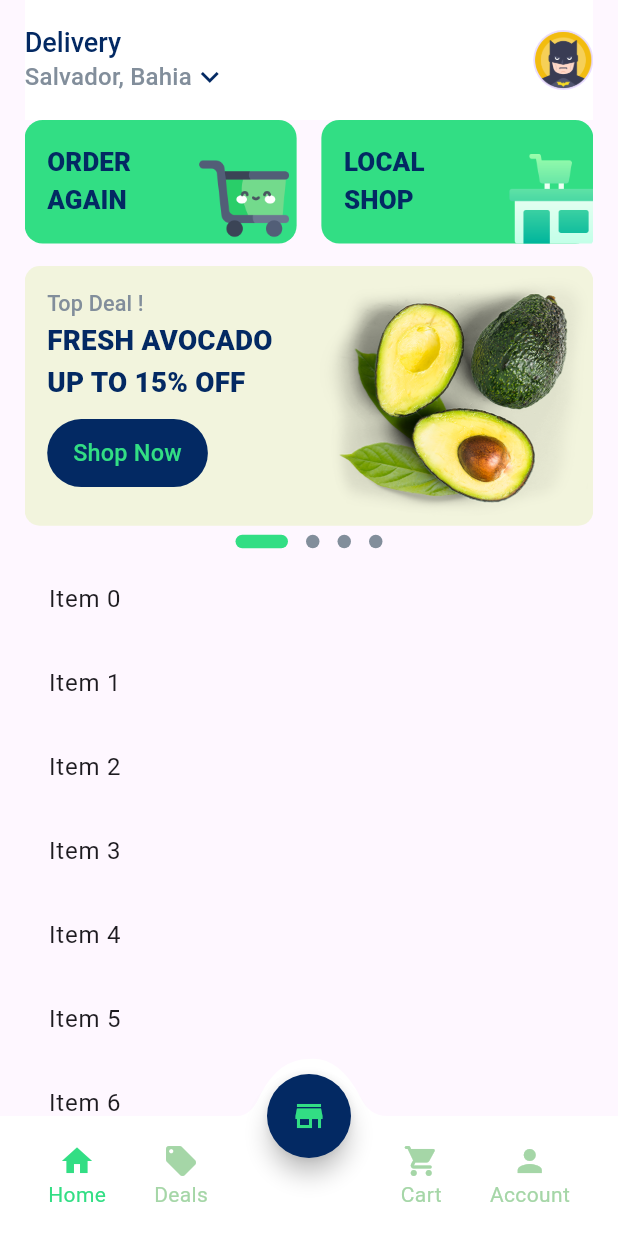
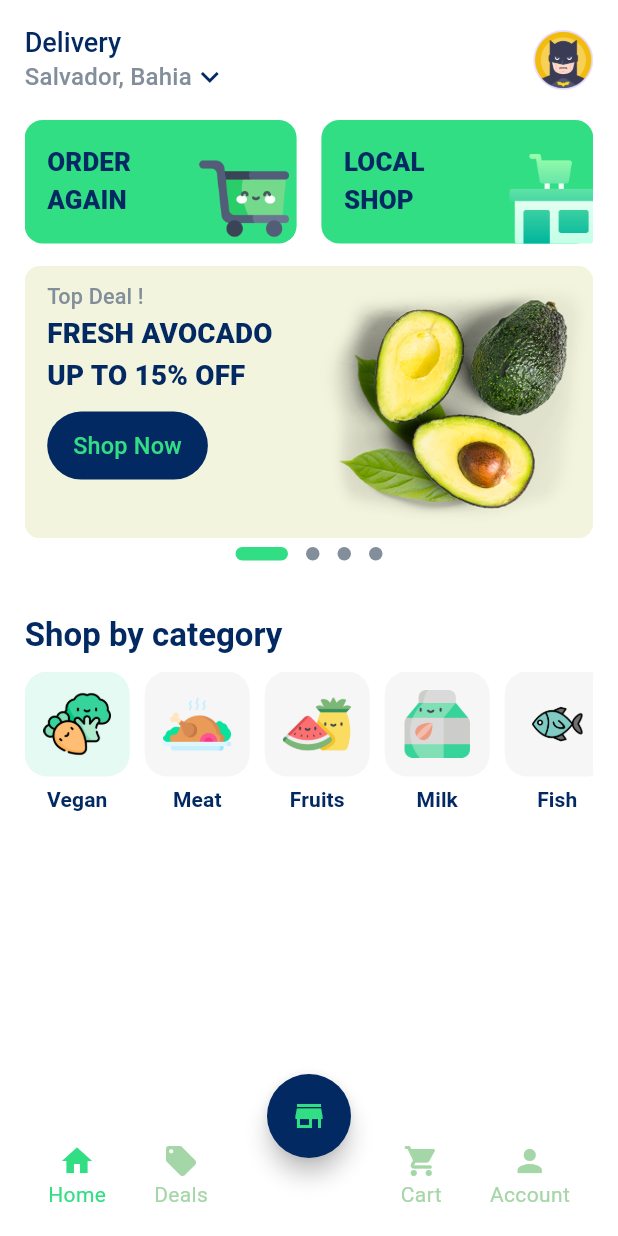
Before and after one commit to caio-deiro/bento_layout_challenger, a Flutter app: the screen it shows after launch, on a phone screen of 412 x 824 dp. Run offline on Flutter 3.47's test engine with Material 3 defaults, Android fonts, the phone set to English and light mode, and no system bars; drawn by our look-alikes of carousel_slider, dots_indicator.

Commit message:
shop by category done

```diff
--- a/lib/src/app/core/constants/app_colors.dart
+++ b/lib/src/app/core/constants/app_colors.dart
@@ -13,6 +13,9 @@ class AppColors {
 
   /// Green tertiary color
   static const greenTertiary = Color(0xFFF2F4DD);
+
+  /// Green Quartiary color
+  static const greenQuartiary = Color(0xFFE5FAF2);
 
   /// Blue primary color
   static const bluePrimary = Color(0xFF032963);
@@ -31,4 +34,7 @@ class AppColors {
 
   /// Orange primary color
   static const orangePrimary = Color(0xFFF1B04C);
+
+  /// Grey primary color
+  static const greyPrimary = Color(0xFFF6F6F6);
 }
--- /dev/null
+++ b/lib/src/app/core/models/category_item_model.dart
@@ -0,0 +1,20 @@
+import 'dart:ui';
+
+/// Model responsable for store the category item data
+class CategoryItemModel {
+  /// Class Contructor
+  CategoryItemModel({
+    required this.categoryName,
+    required this.categoryImage,
+    required this.categoryColor,
+  });
+
+  /// Category name of the category item
+  final String categoryName;
+
+  /// Image path of the category item
+  final String categoryImage;
+
+  /// Background color of the category item
+  final Color categoryColor;
+}
--- /dev/null
+++ b/lib/src/app/home/controller/home_controller.dart
@@ -0,0 +1,16 @@
+import 'package:bento_layout_challenger/src/app/core/models/category_item_model.dart';
+import 'package:bento_layout_challenger/src/app/home/database/home_database.dart';
+
+/// Controller responsable data management of home page
+class HomeController {
+  /// Instance of HomeDatabase
+  final homeDatabase = HomeDatabase();
+
+  /// List of categories to be displayed
+  List<CategoryItemModel> homeCategoryList = [];
+
+  /// Method responsable for get the categories
+  void getCategories() {
+    homeCategoryList = homeDatabase.getCategories();
+  }
+}
--- /dev/null
+++ b/lib/src/app/home/database/home_database.dart
@@ -0,0 +1,41 @@
+import 'package:bento_layout_challenger/src/app/core/constants/app_colors.dart';
+import 'package:bento_layout_challenger/src/app/core/models/category_item_model.dart';
+
+/// Class responsable for retrieve the categories
+class HomeDatabase {
+  /// Method responsable for retrieve the categories
+  List<CategoryItemModel> getCategories() {
+    return [
+      CategoryItemModel(
+        categoryName: 'Vegan',
+        categoryImage: 'assets/images/category_vegan_image.png',
+        categoryColor: AppColors.greenQuartiary,
+      ),
+      CategoryItemModel(
+        categoryName: 'Meat',
+        categoryImage: 'assets/images/category_meat_image.png',
+        categoryColor: AppColors.greyPrimary,
+      ),
+      CategoryItemModel(
+        categoryName: 'Fruits',
+        categoryImage: 'assets/images/category_fruits_image.png',
+        categoryColor: AppColors.greyPrimary,
+      ),
+      CategoryItemModel(
+        categoryName: 'Milk',
+        categoryImage: 'assets/images/category_milk_image.png',
+        categoryColor: AppColors.greyPrimary,
+      ),
+      CategoryItemModel(
+        categoryName: 'Fish',
+        categoryImage: 'assets/images/category_fish_image.png',
+        categoryColor: AppColors.greyPrimary,
+      ),
+      CategoryItemModel(
+        categoryName: 'Drinks',
+        categoryImage: 'assets/images/category_drink_image.png',
+        categoryColor: AppColors.greyPrimary,
+      ),
+    ];
+  }
+}
--- a/lib/src/app/home/pages/home_page.dart
+++ b/lib/src/app/home/pages/home_page.dart
@@ -1,19 +1,60 @@
 import 'package:bento_layout_challenger/src/app/core/constants/app_colors.dart';
 import 'package:bento_layout_challenger/src/app/core/services/paint/bottom_sheet_custom_painter.dart';
+import 'package:bento_layout_challenger/src/app/home/controller/home_controller.dart';
 import 'package:bento_layout_challenger/src/app/home/widgets/app_bottombar_widget.dart';
 import 'package:bento_layout_challenger/src/app/home/widgets/home_carousel_widget.dart';
+import 'package:bento_layout_challenger/src/app/home/widgets/home_category_section_widget.dart';
 import 'package:bento_layout_challenger/src/app/home/widgets/home_green_card_section_widget.dart';
 import 'package:bento_layout_challenger/src/app/home/widgets/home_header_widget.dart';
 import 'package:flutter/material.dart';
 
 /// HomePage Class
-class HomePage extends StatelessWidget {
+class HomePage extends StatefulWidget {
   /// HomePage Constructor
   const HomePage({super.key});
 
   @override
+  State<HomePage> createState() => _HomePageState();
+}
+
+class _HomePageState extends State<HomePage> {
+  final homeController = HomeController();
+
+  @override
+  void initState() {
+    super.initState();
+    homeController.getCategories();
+  }
+
+  @override
   Widget build(BuildContext context) {
     return Scaffold(
+      backgroundColor: AppColors.whitePrimary,
+      body: Padding(
+        padding: EdgeInsets.symmetric(
+          horizontal: MediaQuery.of(context).size.width * 0.04,
+        ),
+        child: CustomScrollView(
+          slivers: <Widget>[
+            const HomeHeaderWidget(),
+            const HomeGreenCardSectionWidget(),
+            const HomeCarouselWidget(),
+            HomeCategorySectionWidget(
+              categoryItems: homeController.homeCategoryList,
+            ),
+            // SliverList(
+            //   delegate: SliverChildBuilderDelegate(
+            //     (BuildContext context, int index) {
+            //       return ListTile(
+            //         title: Text('Item $index'),
+            //       );
+            //     },
+            //     childCount: 100,
+            //   ),
+            // ),
+          ],
+        ),
+      ),
       floatingActionButton: FloatingActionButton(
         shape: const RoundedRectangleBorder(
           borderRadius: BorderRadius.all(Radius.circular(50)),
@@ -27,28 +68,6 @@ class HomePage extends StatelessWidget {
         painter: BottomSheetCustomPainterService(),
         child: const AppBottombarWidget(),
       ),
-      body: Padding(
-        padding: EdgeInsets.symmetric(
-          horizontal: MediaQuery.of(context).size.width * 0.04,
-        ),
-        child: CustomScrollView(
-          slivers: <Widget>[
-            const HomeHeaderWidget(),
-            const HomeGreenCardSectionWidget(),
-            const HomeCarouselWidget(),
-            SliverList(
-              delegate: SliverChildBuilderDelegate(
-                (BuildContext context, int index) {
-                  return ListTile(
-                    title: Text('Item $index'),
-                  );
-                },
-                childCount: 100,
-              ),
-            ),
-          ],
-        ),
-      ),
     );
   }
 }
--- a/lib/src/app/home/widgets/home_carousel_item_widget.dart
+++ b/lib/src/app/home/widgets/home_carousel_item_widget.dart
@@ -80,7 +80,7 @@ class _HomeCarouselItemWidgetState extends State<HomeCarouselItemWidget> {
         children: [
           Expanded(
             child: Padding(
-              padding: const EdgeInsets.only(left: 15, bottom: 10, top: 15),
+              padding: const EdgeInsets.only(left: 15, bottom: 10, top: 10),
               child: Column(
                 crossAxisAlignment: CrossAxisAlignment.start,
                 children: [
--- a/lib/src/app/home/widgets/home_carousel_widget.dart
+++ b/lib/src/app/home/widgets/home_carousel_widget.dart
@@ -41,7 +41,7 @@ class _HomeCarouselWidgetState extends State<HomeCarouselWidget> {
         children: [
           ConstrainedBox(
             constraints: BoxConstraints(
-              maxHeight: MediaQuery.of(context).size.height * 0.21,
+              maxHeight: MediaQuery.of(context).size.height * 0.22,
             ),
             child: CarouselSlider(
               items: const [
@@ -83,6 +83,7 @@ class _HomeCarouselWidgetState extends State<HomeCarouselWidget> {
               ),
             ),
           ),
+          const SizedBox(height: 30),
         ],
       ),
     );
--- /dev/null
+++ b/lib/src/app/home/widgets/home_category_section_widget.dart
@@ -0,0 +1,52 @@
+import 'package:bento_layout_challenger/src/app/core/constants/app_colors.dart';
+import 'package:bento_layout_challenger/src/app/core/models/category_item_model.dart';
+import 'package:bento_layout_challenger/src/app/home/widgets/home_item_category_widget.dart';
+import 'package:flutter/material.dart';
+
+/// Widget responsable for display the category section
+class HomeCategorySectionWidget extends StatelessWidget {
+  /// Class Contructor
+  const HomeCategorySectionWidget({
+    required this.categoryItems,
+    super.key,
+  });
+
+  /// List of categories to be displayed
+  final List<CategoryItemModel> categoryItems;
+
+  @override
+  Widget build(BuildContext context) {
+    return SliverToBoxAdapter(
+      child: Column(
+        crossAxisAlignment: CrossAxisAlignment.start,
+        children: [
+          Text(
+            'Shop by category',
+            style: Theme.of(context).textTheme.titleLarge?.copyWith(
+                  color: AppColors.bluePrimary,
+                  fontWeight: FontWeight.bold,
+                ),
+          ),
+          const SizedBox(height: 10),
+          SizedBox(
+            height: 100,
+            child: ListView.separated(
+              separatorBuilder: (context, index) => const SizedBox(width: 10),
+              itemCount: categoryItems.length,
+              scrollDirection: Axis.horizontal,
+              physics: const BouncingScrollPhysics(),
+              itemBuilder: (context, index) {
+                final item = categoryItems[index];
+                return HomeItemCategoryWidget(
+                  bacKgroundColor: item.categoryColor,
+                  imagePath: item.categoryImage,
+                  categoryName: item.categoryName,
+                );
+              },
+            ),
+          ),
+        ],
+      ),
+    );
+  }
+}
--- a/lib/src/app/home/widgets/home_green_card_widget.dart
+++ b/lib/src/app/home/widgets/home_green_card_widget.dart
@@ -41,15 +41,17 @@ class HomeGreenCardWidget extends StatelessWidget {
       ),
       child: Stack(
         children: [
-          Positioned(
-            left: 15,
-            top: 16,
+          Align(
+            alignment: Alignment.centerLeft,
+            child: Padding(
+              padding: const EdgeInsets.only(left: 15),
               child: Text(
                 '$firstText\n$secondText',
                 style: Theme.of(context).textTheme.labelLarge?.copyWith(
                       color: AppColors.bluePrimary,
                       fontWeight: FontWeight.w900,
                       fontSize: MediaQuery.of(context).size.width * 0.042,
+                    ),
               ),
             ),
           ),
--- /dev/null
+++ b/lib/src/app/home/widgets/home_item_category_widget.dart
@@ -0,0 +1,52 @@
+import 'package:bento_layout_challenger/src/app/core/constants/app_colors.dart';
+import 'package:flutter/material.dart';
+
+/// Widget responsable for display the category item
+class HomeItemCategoryWidget extends StatelessWidget {
+  /// Class Contructor
+  const HomeItemCategoryWidget({
+    required this.bacKgroundColor,
+    required this.imagePath,
+    required this.categoryName,
+    super.key,
+  });
+
+  /// Background color of the category item
+  final Color bacKgroundColor;
+
+  /// Image path of the category item
+  final String imagePath;
+
+  /// Category name of the category item
+  final String categoryName;
+
+  @override
+  Widget build(BuildContext context) {
+    return Column(
+      children: [
+        Container(
+          height: 70,
+          width: 70,
+          decoration: BoxDecoration(
+            color: bacKgroundColor,
+            borderRadius: BorderRadius.circular(15),
+          ),
+          child: Center(
+            child: Image.asset(
+              imagePath,
+              height: 45,
+            ),
+          ),
+        ),
+        const SizedBox(height: 5),
+        Text(
+          categoryName,
+          style: Theme.of(context).textTheme.labelLarge?.copyWith(
+                color: AppColors.bluePrimary,
+                fontWeight: FontWeight.bold,
+              ),
+        ),
+      ],
+    );
+  }
+}
```
Also changed, not shown: assets/images/cabbage_image.png (added), assets/images/category_drink_image.png (added), assets/images/category_fish_image.png (added), assets/images/category_fruits_image.png (added), assets/images/category_meat_image.png (added), assets/images/category_milk_image.png (added), assets/images/category_vegan_image.png (added), assets/images/rate_star_image.png (added), 1 other file. Lines whose indentation alone changed are shown as unchanged.
